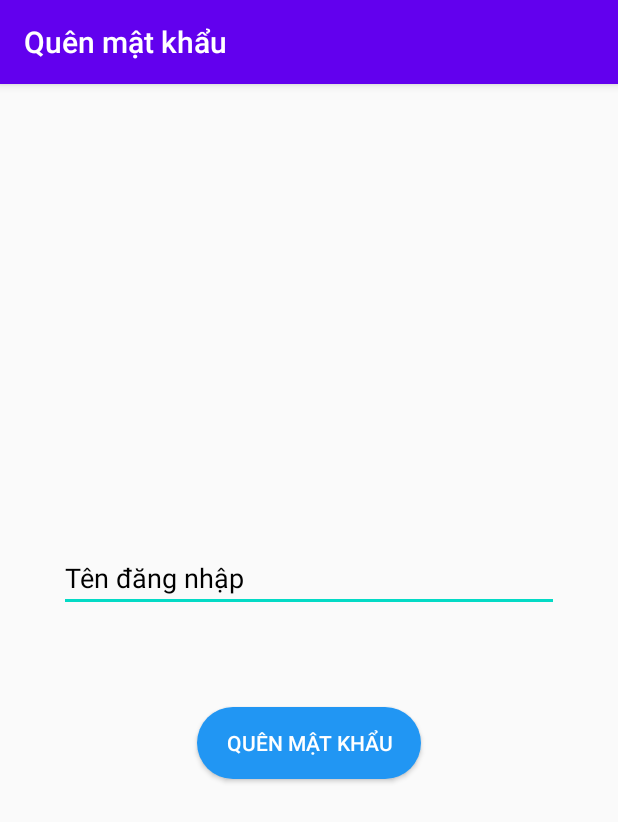
After one commit to chiennn19122000/notesOnline, an Android app: the ForgetPasswordActivity screen opened directly, with no data from a screen before it, on a phone screen of 412 x 824 dp. The commit adds this screen. Shown: the top 822 px of the screen. Run offline under Robolectric (Android 15) with nearby library versions, the phone set to English and light mode, and no system bars; our stand-ins replace ButterKnife, sdp/ssp sizes.

```diff
--- a/app/src/main/AndroidManifest.xml
+++ b/app/src/main/AndroidManifest.xml
@@ -19,6 +19,7 @@
             </intent-filter>
         </activity>
         <activity android:name=".Register.RegisterActivity"/>
+        <activity android:name=".ForgetPw.ForgetPasswordActivity"/>
     </application>
 
 </manifest>
--- a/app/src/main/java/com/example/notesonline/Constants.java
+++ b/app/src/main/java/com/example/notesonline/Constants.java
@@ -3,7 +3,7 @@ package com.example.notesonline;
 public class Constants {
     public static final String RequestGmail = "gmail";
     public static final String localhost = "http://192.168.1.116:80/diarynotes";
-    public static final String UrlRegister = localhost + "/register/register.php";
-    public static final String UrlSendMail = localhost+  "/register/sendmail.php";
-    public static final String UrlActivate = localhost +  "/register/activate.php";
+    public static final String UrlRegister = localhost + "/Register/register.php";
+    public static final String UrlSendMail = localhost+  "/Register/sendmail.php";
+    public static final String UrlActivate = localhost +  "/Register/activate.php";
 }
--- /dev/null
+++ b/app/src/main/java/com/example/notesonline/ForgetPw/ForgetPasswordActivity.java
@@ -0,0 +1,33 @@
+package com.example.notesonline.ForgetPw;
+
+import androidx.fragment.app.FragmentManager;
+import androidx.fragment.app.FragmentTransaction;
+
+import com.example.notesonline.BaseActivity;
+import com.example.notesonline.R;
+import com.example.notesonline.Register.RegisterFragment;
+
+public class ForgetPasswordActivity extends BaseActivity {
+    @Override
+    protected int getLayoutRes() {
+        return R.layout.activity_forget_password;
+    }
+
+    @Override
+    protected void setupListener() {
+        setTitle("Quên mật khẩu");
+    }
+
+    @Override
+    protected void populateData() {
+        forgetPwFragment();
+    }
+
+    private void forgetPwFragment() {
+        FragmentManager fm = getSupportFragmentManager();
+
+        FragmentTransaction ft_add = fm.beginTransaction();
+        ft_add.add(R.id.layout_forgetpw,new ForgetPwFragment());
+        ft_add.commit();
+    }
+}
--- /dev/null
+++ b/app/src/main/java/com/example/notesonline/ForgetPw/ForgetPwFragment.java
@@ -0,0 +1,30 @@
+package com.example.notesonline.ForgetPw;
+
+import android.os.Bundle;
+import android.view.LayoutInflater;
+import android.view.View;
+import android.view.ViewGroup;
+import android.widget.Button;
+import android.widget.EditText;
+import android.widget.TextView;
+
+import androidx.annotation.NonNull;
+import androidx.annotation.Nullable;
+import androidx.fragment.app.Fragment;
+
+import com.example.notesonline.R;
+
+public class ForgetPwFragment extends Fragment {
+    private TextView result_user;
+    private EditText forget_user;
+    private Button request_pw;
+    @Nullable
+    @Override
+    public View onCreateView(@NonNull LayoutInflater inflater, @Nullable ViewGroup container, @Nullable Bundle savedInstanceState) {
+        View view = inflater.inflate(R.layout.fragment_forget_pw, container, false);
+        result_user = (TextView) view.findViewById(R.id.result_user);
+        forget_user = (EditText) view.findViewById(R.id.userforget);
+        request_pw = (Button) view.findViewById(R.id.request_pw);
+        return view;
+    }
+}
--- a/app/src/main/java/com/example/notesonline/LoginActivity.java
+++ b/app/src/main/java/com/example/notesonline/LoginActivity.java
@@ -6,6 +6,7 @@ import android.widget.Button;
 import android.widget.EditText;
 import android.widget.TextView;
 
+import com.example.notesonline.ForgetPw.ForgetPasswordActivity;
 import com.example.notesonline.Register.RegisterActivity;
 
 import butterknife.BindView;
@@ -40,6 +41,16 @@ public class LoginActivity extends BaseActivity {
     @Override
     protected void populateData() {
         Register();
+        ForgetPw();
+    }
+
+    private void ForgetPw() {
+        forget_pw.setOnClickListener(new View.OnClickListener() {
+            @Override
+            public void onClick(View view) {
+                startActivity(new Intent(LoginActivity.this, ForgetPasswordActivity.class));
+            }
+        });
     }
 
     private void Register() {
@@ -52,4 +63,5 @@ public class LoginActivity extends BaseActivity {
     }
 
 
+
 }
--- a/app/src/main/java/com/example/notesonline/Register/RegisterFragment.java
+++ b/app/src/main/java/com/example/notesonline/Register/RegisterFragment.java
@@ -1,6 +1,7 @@
 package com.example.notesonline.Register;
 
 import android.os.Bundle;
+import android.util.Log;
 import android.view.LayoutInflater;
 import android.view.View;
 import android.view.ViewGroup;
@@ -63,7 +64,6 @@ public class RegisterFragment extends Fragment {
                         {
                             if (checkPassword())
                             {
-
                                 sendDataRegister();
 
                             }
--- /dev/null
+++ b/app/src/main/res/layout/activity_forget_password.xml
@@ -0,0 +1,9 @@
+<?xml version="1.0" encoding="utf-8"?>
+<FrameLayout xmlns:android="http://schemas.android.com/apk/res/android"
+    android:layout_width="match_parent" android:layout_height="match_parent">
+    <RelativeLayout
+        android:id="@+id/layout_forgetpw"
+        android:layout_width="match_parent"
+        android:layout_height="match_parent"/>
+
+</FrameLayout>
--- /dev/null
+++ b/app/src/main/res/layout/fragment_forget_pw.xml
@@ -0,0 +1,34 @@
+<?xml version="1.0" encoding="utf-8"?>
+<RelativeLayout
+    xmlns:android="http://schemas.android.com/apk/res/android" android:layout_width="match_parent"
+    android:layout_height="match_parent">
+    <EditText
+        android:id="@+id/userforget"
+        android:hint="Tên đăng nhập"
+        android:layout_marginStart="@dimen/_30sdp"
+        android:layout_marginEnd="@dimen/_30sdp"
+        android:textColorHint="#000"
+        android:layout_above="@id/result_user"
+        android:layout_marginBottom="@dimen/_15sdp"
+        android:layout_width="match_parent"
+        android:layout_height="wrap_content"/>
+    <TextView
+        android:id="@+id/result_user"
+        android:layout_centerInParent="true"
+        android:textColor="#F81100"
+        android:textSize="@dimen/_14sdp"
+        android:layout_width="wrap_content"
+        android:layout_height="wrap_content"/>
+    <Button
+        android:id="@+id/request_pw"
+        android:layout_centerHorizontal="true"
+        android:text="Quên mật khẩu"
+        android:paddingRight="@dimen/_15sdp"
+        android:paddingLeft="@dimen/_15sdp"
+        android:textColor="#fff"
+        android:background="@drawable/shqpe_custom_btn_register"
+        android:layout_marginTop="@dimen/_15sdp"
+        android:layout_below="@id/result_user"
+        android:layout_width="wrap_content"
+        android:layout_height="wrap_content"/>
+</RelativeLayout>
```
